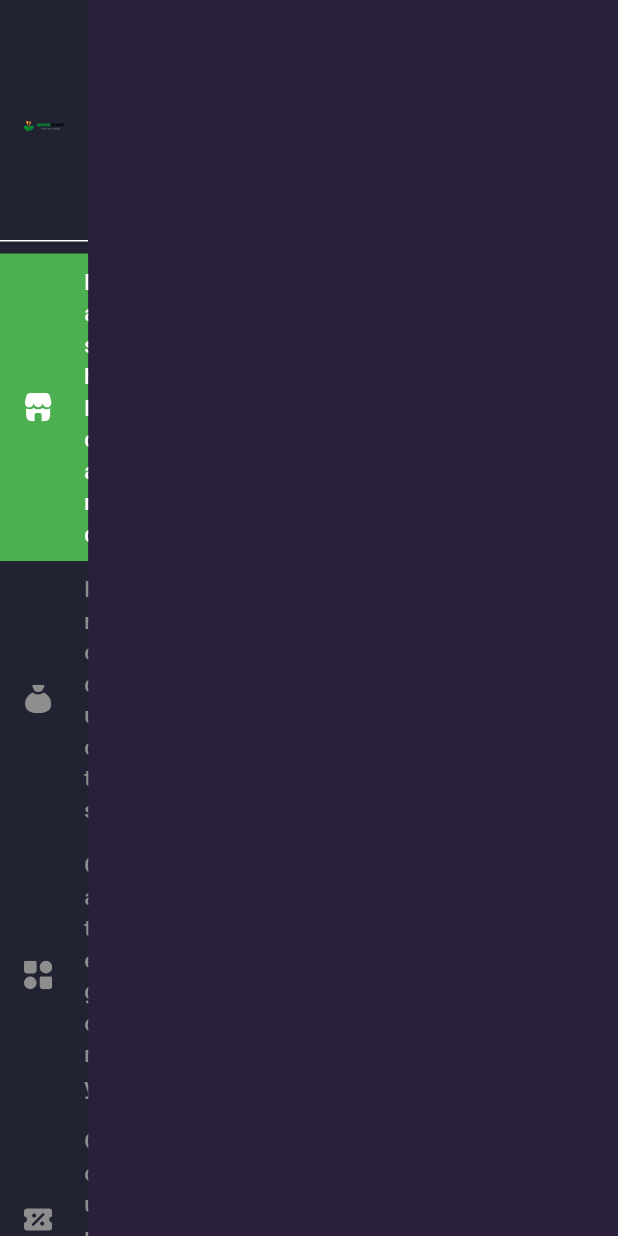
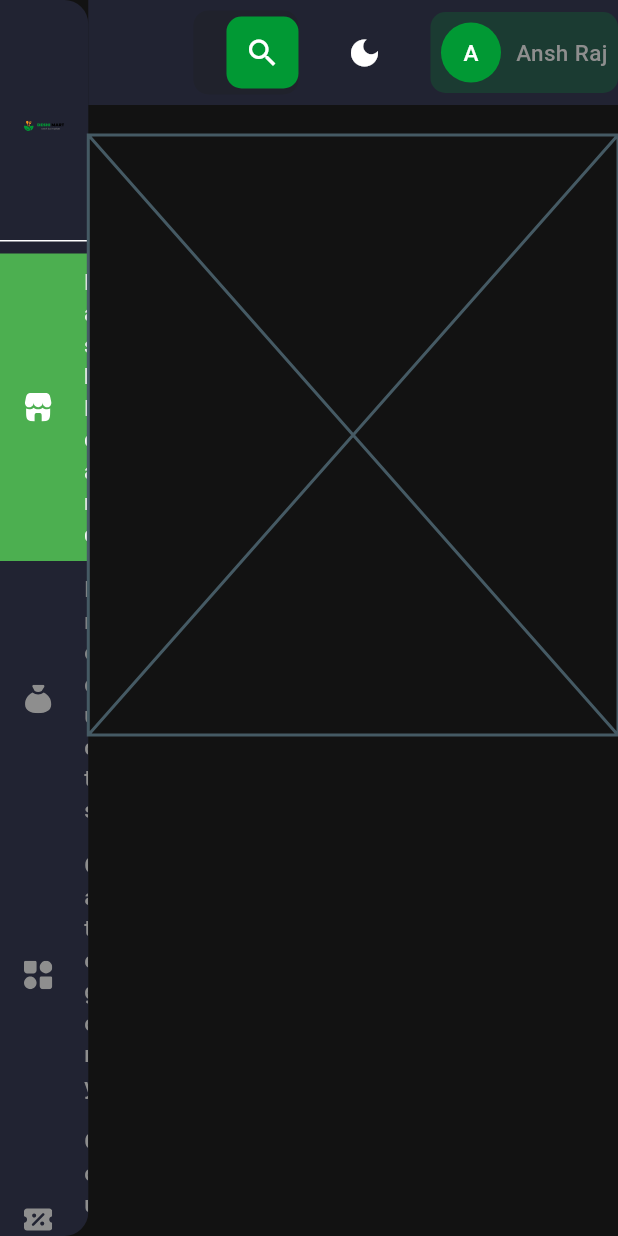
Before and after one commit to ansh0078/deshi_mart, a Flutter app: the WebHomePage screen opened directly, on a phone screen of 412 x 824 dp. Run offline on Flutter 3.47's test engine with Material 3 defaults, Android fonts, the phone set to English and light mode, and no system bars; our stand-ins replace flutter_svg; Roboto replaces fonts that are missing (Popins).

Commit message:
add file

```diff
--- a/lib/configs/Colors.dart
+++ b/lib/configs/Colors.dart
@@ -7,9 +7,9 @@ const onPrimaryContainerColor = Color(0xff8E8E8E);
 const onBackgroundColor = Color(0xff333333);
 
 const darkPrimaryColor = Color(0xff019934);
-const darkPrimaryContaainer = Color(0xff1c2537);
+const darkPrimaryContaainer = Color(0xff212332);
 const darkOnPrimaryContainerColor = Color(0xff8E8E8E);
 const darkSecondaryColor = Color(0xff2a203e);
 const darkOnBackground = Color(0xffFFFFFF);
 
-const darkBgColor = Color(0xff212332);
+const darkBgColor = Color(0xff20222C);
--- a/lib/configs/Theme.dart
+++ b/lib/configs/Theme.dart
@@ -46,37 +46,47 @@ var lightTheme = ThemeData(
 var darkTheme = ThemeData(
   brightness: Brightness.dark,
   colorScheme: const ColorScheme.dark(
-    surface: darkBgColor,
+    background: darkBgColor,
     primary: darkPrimaryColor,
-    onSurface: darkOnBackground,
-    primaryContainer: darkPrimaryColor,
+    onBackground: darkOnBackground,
+    primaryContainer: darkPrimaryContaainer,
     onPrimaryContainer: darkOnPrimaryContainerColor,
     secondaryContainer: darkSecondaryColor,
+  ),
+  drawerTheme: const DrawerThemeData(
+    backgroundColor: darkPrimaryContaainer,
+    surfaceTintColor: darkPrimaryContaainer,
   ),
   textTheme: const TextTheme(
     headlineMedium: TextStyle(
       fontFamily: "Popins",
       fontSize: 25,
       fontWeight: FontWeight.w500,
-      color: onBackgroundColor,
+      color: darkOnBackground,
     ),
     headlineSmall: TextStyle(
       fontFamily: "Popins",
       fontSize: 20,
       fontWeight: FontWeight.w500,
-      color: onBackgroundColor,
+      color: darkOnBackground,
     ),
     bodyMedium: TextStyle(
       fontFamily: "Popins",
       fontSize: 15,
       fontWeight: FontWeight.w500,
-      color: onBackgroundColor,
+      color: darkOnBackground,
     ),
     bodySmall: TextStyle(
       fontFamily: "Popins",
       fontSize: 11,
       fontWeight: FontWeight.w500,
-      color: onBackgroundColor,
+      color: darkOnBackground,
+    ),
+    labelLarge: TextStyle(
+      fontFamily: "Popins",
+      fontSize: 15,
+      fontWeight: FontWeight.w400,
+      color: onPrimaryContainerColor,
     ),
     labelMedium: TextStyle(
       fontFamily: "Popins",
--- a/lib/main.dart
+++ b/lib/main.dart
@@ -1,6 +1,5 @@
 import 'package:desh_mart/configs/Theme.dart';
 import 'package:desh_mart/provider/drawerProvider.dart';
-import 'package:desh_mart/view/AuthView.dart';
 import 'package:desh_mart/view/HomePage.dart';
 import 'package:flutter/material.dart';
 import 'package:provider/provider.dart';
--- /dev/null
+++ b/lib/pages/mobile/DashBoard/dashBoard.dart
@@ -0,0 +1,10 @@
+import 'package:flutter/material.dart';
+
+class DashBoardPage extends StatelessWidget {
+  const DashBoardPage({super.key});
+
+  @override
+  Widget build(BuildContext context) {
+    return const Placeholder();
+  }
+}
--- a/lib/pages/web/HomePage/HomePage.dart
+++ b/lib/pages/web/HomePage/HomePage.dart
@@ -1,6 +1,7 @@
 import 'package:desh_mart/configs/AssetsPath.dart';
-import 'package:desh_mart/configs/Colors.dart';
 import 'package:desh_mart/provider/drawerProvider.dart';
+import 'package:desh_mart/view/dashBoardView.dart';
+import 'package:desh_mart/widgets/AppBar.dart';
 import 'package:desh_mart/widgets/DrawerMenu.dart';
 import 'package:flutter/material.dart';
 import 'package:flutter_svg/flutter_svg.dart';
@@ -18,7 +19,9 @@ class WebHomePage extends StatelessWidget {
           children: [
             Expanded(
               child: Consumer<DrawerProvider>(builder: (context, value, child) {
-              return Column(
+                return Drawer(
+                  child: SingleChildScrollView(
+                    child: Column(
                       children: [
                         DrawerHeader(
                           child: SvgPicture.asset(
@@ -74,17 +77,24 @@ class WebHomePage extends StatelessWidget {
                           isSelected: drawerProvider.selectedPageIndex == 5,
                         ),
                       ],
+                    ),
+                  ),
                 );
               }),
             ),
-          Expanded(
+            const Expanded(
               flex: 6,
-            child: Container(
-              color: darkSecondaryColor,
+              child: Column(
+                children: [
+                  MyAppBar(),
+                  SizedBox(height: 20),
+                  DashBoardView(),
+                ],
               ),
             ),
           ],
-      )),
+        ),
+      ),
     );
   }
 }
--- a/lib/view/AuthView.dart
+++ b/lib/view/AuthView.dart
@@ -1,14 +1,14 @@
 import 'package:desh_mart/pages/mobile/Auth/AuthPage.dart';
 import 'package:desh_mart/pages/web/Auth/AuthPage.dart';
 import 'package:desh_mart/widgets/ResponsiveLayout.dart';
-import 'package:flutter/cupertino.dart';
+import 'package:flutter/material.dart';
 
 class AuthView extends StatelessWidget {
   const AuthView({super.key});
 
   @override
   Widget build(BuildContext context) {
-    return ResponsiveLayout(
+    return const ResponsiveLayout(
       mobile: AuthPage(),
       desktop: WebAuthPage(),
     );
--- a/lib/view/HomePage.dart
+++ b/lib/view/HomePage.dart
@@ -1,14 +1,14 @@
 import 'package:desh_mart/pages/mobile/HomePage/HomePage.dart';
 import 'package:desh_mart/pages/web/HomePage/HomePage.dart';
 import 'package:desh_mart/widgets/ResponsiveLayout.dart';
-import 'package:flutter/cupertino.dart';
+import 'package:flutter/material.dart';
 
 class HomePageView extends StatelessWidget {
   const HomePageView({super.key});
 
   @override
   Widget build(BuildContext context) {
-    return ResponsiveLayout(
+    return const ResponsiveLayout(
       mobile: HomePage(),
       desktop: WebHomePage(),
     );
--- /dev/null
+++ b/lib/view/dashBoardView.dart
@@ -0,0 +1,17 @@
+import 'package:desh_mart/pages/mobile/DashBoard/dashBoard.dart';
+import 'package:desh_mart/pages/web/DashBoard/DashBoard.dart';
+import 'package:desh_mart/widgets/ResponsiveLayout.dart';
+import 'package:flutter/material.dart';
+
+
+class DashBoardView extends StatelessWidget {
+  const DashBoardView({super.key});
+
+  @override
+  Widget build(BuildContext context) {
+    return const ResponsiveLayout(
+      mobile: DashBoardPage(),
+      desktop: WebDashBoard(),
+    );
+  }
+}
--- /dev/null
+++ b/lib/widgets/AppBar.dart
@@ -0,0 +1,77 @@
+import 'package:flutter/material.dart';
+
+class MyAppBar extends StatelessWidget {
+  const MyAppBar({
+    super.key,
+  });
+
+  @override
+  Widget build(BuildContext context) {
+    return Container(
+      height: 70,
+      decoration: BoxDecoration(
+        color: Theme.of(context).colorScheme.primaryContainer,
+      ),
+      child: Row(
+        children: [
+          const Spacer(),
+          Expanded(
+            child: TextFormField(
+              decoration: InputDecoration(
+                fillColor: Theme.of(context).colorScheme.background,
+                filled: true,
+                hintText: "Search here...",
+                border: OutlineInputBorder(
+                  borderRadius: BorderRadius.circular(10),
+                  borderSide: BorderSide.none,
+                ),
+                suffixIcon: Container(
+                  decoration: BoxDecoration(
+                    color: Theme.of(context).colorScheme.primary,
+                    borderRadius: BorderRadius.circular(10),
+                  ),
+                  child: Icon(Icons.search),
+                ),
+              ),
+            ),
+          ),
+          const SizedBox(width: 20),
+          IconButton(
+            onPressed: () {},
+            icon: const Icon(
+              Icons.dark_mode,
+            ),
+          ),
+          const SizedBox(width: 20),
+          Container(
+            padding: const EdgeInsets.all(7),
+            decoration: BoxDecoration(
+              color: Theme.of(context).colorScheme.primary.withOpacity(0.2),
+              borderRadius: BorderRadius.circular(10),
+            ),
+            child: Row(
+              children: [
+                CircleAvatar(
+                  backgroundColor: Theme.of(context).colorScheme.primary,
+                  child: Text(
+                    "A",
+                    style: Theme.of(context).textTheme.bodyMedium?.copyWith(
+                          color: Theme.of(context).colorScheme.onBackground,
+                        ),
+                  ),
+                ),
+                const SizedBox(width: 10),
+                Text(
+                  "Ansh Raj",
+                  style: Theme.of(context).textTheme.bodyMedium?.copyWith(
+                        color: Theme.of(context).colorScheme.onPrimaryContainer,
+                      ),
+                )
+              ],
+            ),
+          )
+        ],
+      ),
+    );
+  }
+}
```
Also changed, not shown: lib/pages/web/DashBoard/DashBoard.dart (added, +22 -0 lines), lib/widgets/OurPage.dart (added, +32 -0 lines). Lines whose indentation alone changed are shown as unchanged.
